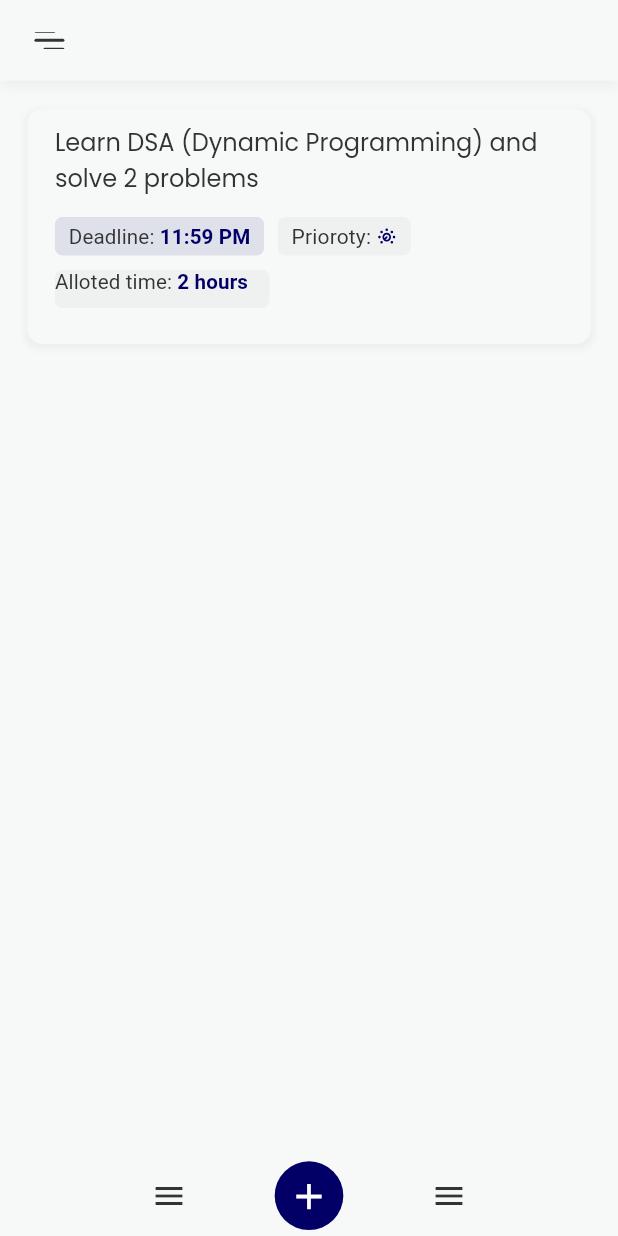
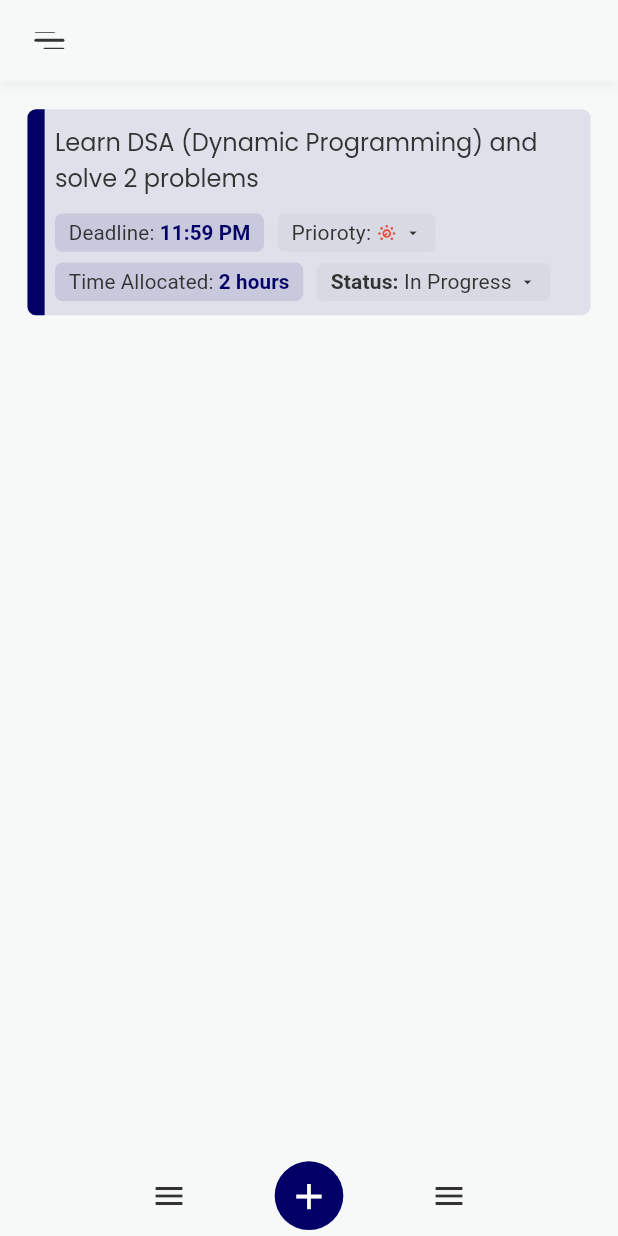
Before and after one commit to davidaodejobi/day-pilot, a Flutter app: the DashBoard screen opened directly, on a phone screen of 412 x 824 dp. Run offline on Flutter 3.47's test engine with Material 2 defaults, Android fonts, the phone set to English and light mode, and no system bars; our stand-ins replace flip_card, flutter_hooks, flutter_screenutil, flutter_svg, hooks_riverpod; generated files the repository leaves out were written again.

Commit message:
feat: dashboard ui checkpoin

```diff
--- a/lib/src/constants/app_colors.dart
+++ b/lib/src/constants/app_colors.dart
@@ -9,4 +9,8 @@ class AppColors {
   static const Color errorColor = Color(0xFFE74C3C);
   static const Color successColor = Color(0xFF2ECC71);
   static const Color warningColor = Color(0xFFF1C40F);
+
+  static const Color lowPriorityColor = Color(0xFF3498DB);
+  static const Color mediumPriorityColor = Color(0xFFE67E22);
+  static const Color highPriorityColor = Color(0xFFE74C3C);
 }
--- a/lib/src/features/dashboard/dashboard.dart
+++ b/lib/src/features/dashboard/dashboard.dart
@@ -85,160 +85,8 @@ class DashBoard extends HookConsumerWidget {
                       )
                     : ListView(
                         padding: EdgeInsets.symmetric(horizontal: 16.w),
-                        children: [
-                          Container(
-                            margin: EdgeInsets.only(top: 16.h),
-                            padding: EdgeInsets.symmetric(
-                                horizontal: 16.w, vertical: 8.h),
-                            decoration: BoxDecoration(
-                              color: AppColors.scaffoldBackgroundColor,
-                              borderRadius: BorderRadius.circular(10),
-                              //shadow
-                              boxShadow: [
-                                BoxShadow(
-                                  color: Colors.grey.withOpacity(0.1),
-                                  spreadRadius: 2,
-                                  blurRadius: 3,
-                                  offset: const Offset(0, 2),
-                                ),
-                              ],
-                            ),
-                            child: Column(
-                              crossAxisAlignment: CrossAxisAlignment.start,
-                              children: [
-                                const Text(
-                                  'Learn DSA (Dynamic Programming) and solve 2 problems',
-                                ),
-                                12.hi,
-                                Wrap(
-                                  spacing: 8.w,
-                                  runSpacing: 8.h,
-                                  children: [
-                                    Container(
-                                      padding: EdgeInsets.symmetric(
-                                          horizontal: 8.w, vertical: 4.h),
-                                      decoration: BoxDecoration(
-                                        color: AppColors.primaryColor
-                                            .withOpacity(0.1),
-                                        borderRadius: BorderRadius.circular(5),
-                                      ),
-                                      child: RichText(
-                                        text: TextSpan(
-                                          text: 'Deadline: ',
-                                          style: Theme.of(context)
-                                              .textTheme
-                                              .titleSmall!
-                                              .copyWith(
-                                                fontSize: 12.sp,
-                                                color: AppColors.textColor,
-                                                fontWeight: FontWeight.w400,
-                                              ),
-                                          children: <TextSpan>[
-                                            TextSpan(
-                                              text: '11:59 PM',
-                                              style: Theme.of(context)
-                                                  .textTheme
-                                                  .titleSmall!
-                                                  .copyWith(
-                                                    fontSize: 12.sp,
-                                                    color:
-                                                        AppColors.primaryColor,
-                                                    fontWeight: FontWeight.w600,
-                                                  ),
-                                            ),
-                                          ],
-                                        ),
-                                      ),
-                                    ),
-                                    Container(
-                                      padding: EdgeInsets.symmetric(
-                                          horizontal: 8.w, vertical: 4.h),
-                                      decoration: BoxDecoration(
-                                        color: AppColors.greyTextColor
-                                            .withOpacity(0.1),
-                                        borderRadius: BorderRadius.circular(5),
-                                      ),
-                                      child: Row(
-                                        mainAxisSize: MainAxisSize.min,
-                                        children: [
-                                          Text(
-                                            'Prioroty: ',
-                                            style: Theme.of(context)
-                                                .textTheme
-                                                .titleSmall!
-                                                .copyWith(
-                                                  color: AppColors.textColor,
-                                                  fontWeight: FontWeight.w400,
-                                                ),
-                                          ),
-                                          SvgPicture.asset(
-                                            "p-low".svg,
-                                            height: 12.h,
-                                            width: 12.w,
-                                            color: AppColors.primaryColor,
-                                          ),
-                                        ],
-                                      ),
-                                    ),
-                                    Stack(
-                                      children: [
-                                        Container(
-                                          padding: EdgeInsets.symmetric(
-                                              horizontal: 8.w, vertical: 4.h),
-                                          decoration: BoxDecoration(
-                                            color: AppColors.greyTextColor
-                                                .withOpacity(0.1),
-                                            borderRadius:
-                                                BorderRadius.circular(5),
-                                          ),
-                                          child: Text(
-                                            '                                   ',
-                                            style: Theme.of(context)
-                                                .textTheme
-                                                .titleSmall!
-                                                .copyWith(
-                                                  color: AppColors.textColor,
-                                                  fontWeight: FontWeight.w400,
-                                                ),
-                                          ),
-                                        ),
-                                        RichText(
-                                          text: TextSpan(
-                                            text: 'Alloted time: ',
-                                            style: Theme.of(context)
-                                                .textTheme
-                                                .titleSmall!
-                                                .copyWith(
-                                                  fontSize: 12.sp,
-                                                  color: AppColors.textColor,
-                                                  fontWeight: FontWeight.w400,
-                                                ),
-                                            children: <TextSpan>[
-                                              TextSpan(
-                                                text: '2 hours',
-                                                style: Theme.of(context)
-                                                    .textTheme
-                                                    .titleSmall!
-                                                    .copyWith(
-                                                      fontSize: 12.sp,
-                                                      color: AppColors
-                                                          .primaryColor,
-                                                      fontWeight:
-                                                          FontWeight.w600,
-                                                    ),
-                                              ),
-                                            ],
-                                          ),
-                                        ),
-                                      ],
-                                    ),
-                                  ],
-                                ),
-                                12.hi,
-                                // Container
-                              ],
-                            ),
-                          ),
+                        children: const [
+                          ColoredStartContainer(),
                         ],
                       ),
               ),
@@ -282,3 +130,202 @@ class DashBoard extends HookConsumerWidget {
     );
   }
 }
+
+class ColoredStartContainer extends StatelessWidget {
+  const ColoredStartContainer({super.key});
+
+  @override
+  Widget build(BuildContext context) {
+    return Container(
+      margin: EdgeInsets.only(top: 16.h),
+      decoration: BoxDecoration(
+        color: AppColors.primaryColor.withOpacity(0.1),
+        borderRadius: BorderRadius.circular(5.r),
+      ),
+      child: CustomPaint(
+        painter: ColoredStartPainter(), // Custom painter for colored start
+        child: Container(
+          padding: EdgeInsets.symmetric(horizontal: 16.w, vertical: 8.h),
+          child: Column(
+            crossAxisAlignment: CrossAxisAlignment.start,
+            children: [
+              const Text(
+                'Learn DSA (Dynamic Programming) and solve 2 problems',
+              ),
+              10.hi,
+              Wrap(
+                spacing: 8.w,
+                runSpacing: 6.h,
+                children: [
+                  Container(
+                    padding:
+                        EdgeInsets.symmetric(horizontal: 8.w, vertical: 4.h),
+                    decoration: BoxDecoration(
+                      color: AppColors.primaryColor.withOpacity(0.1),
+                      borderRadius: BorderRadius.circular(5),
+                    ),
+                    child: RichText(
+                      text: TextSpan(
+                        text: 'Deadline: ',
+                        style: Theme.of(context).textTheme.titleSmall!.copyWith(
+                              fontSize: 12.sp,
+                              color: AppColors.textColor,
+                              fontWeight: FontWeight.w400,
+                            ),
+                        children: <TextSpan>[
+                          TextSpan(
+                            text: '11:59 PM',
+                            style: Theme.of(context)
+                                .textTheme
+                                .titleSmall!
+                                .copyWith(
+                                  fontSize: 12.sp,
+                                  color: AppColors.primaryColor,
+                                  fontWeight: FontWeight.w600,
+                                ),
+                          ),
+                        ],
+                      ),
+                    ),
+                  ),
+                  Container(
+                    padding:
+                        EdgeInsets.symmetric(horizontal: 8.w, vertical: 4.h),
+                    decoration: BoxDecoration(
+                      color: AppColors.greyTextColor.withOpacity(0.1),
+                      borderRadius: BorderRadius.circular(5),
+                    ),
+                    child: Row(
+                      mainAxisSize: MainAxisSize.min,
+                      children: [
+                        Text(
+                          'Prioroty: ',
+                          style:
+                              Theme.of(context).textTheme.titleSmall!.copyWith(
+                                    color: AppColors.textColor,
+                                    fontWeight: FontWeight.w400,
+                                  ),
+                        ),
+                        SvgPicture.asset(
+                          "p-low".svg,
+                          height: 12.h,
+                          width: 12.w,
+                          color: AppColors.highPriorityColor,
+                        ),
+                        4.wi,
+                        const Icon(
+                          Icons.arrow_drop_down,
+                          color: AppColors.textColor,
+                          size: 12,
+                        )
+                      ],
+                    ),
+                  ),
+                  Container(
+                    padding:
+                        EdgeInsets.symmetric(horizontal: 8.w, vertical: 4.h),
+                    decoration: BoxDecoration(
+                      color: AppColors.primaryColor.withOpacity(0.1),
+                      borderRadius: BorderRadius.circular(5),
+                    ),
+                    child: RichText(
+                      text: TextSpan(
+                        text: 'Time Allocated: ',
+                        style: Theme.of(context).textTheme.titleSmall!.copyWith(
+                              fontSize: 12.sp,
+                              color: AppColors.textColor,
+                              fontWeight: FontWeight.w400,
+                            ),
+                        children: <TextSpan>[
+                          TextSpan(
+                            text: '2 hours',
+                            style: Theme.of(context)
+                                .textTheme
+                                .titleSmall!
+                                .copyWith(
+                                  fontSize: 12.sp,
+                                  color: AppColors.primaryColor,
+                                  fontWeight: FontWeight.w600,
+                                ),
+                          ),
+                        ],
+                      ),
+                    ),
+                  ),
+                  Container(
+                    padding:
+                        EdgeInsets.symmetric(horizontal: 8.w, vertical: 4.h),
+                    decoration: BoxDecoration(
+                      color: AppColors.greyTextColor.withOpacity(0.1),
+                      borderRadius: BorderRadius.circular(5),
+                    ),
+                    child: Row(
+                      mainAxisSize: MainAxisSize.min,
+                      children: [
+                        Text(
+                          'Status:',
+                          style:
+                              Theme.of(context).textTheme.titleSmall!.copyWith(
+                                    color: AppColors.textColor,
+                                    fontWeight: FontWeight.w600,
+                                  ),
+                        ),
+                        Text(
+                          ' In Progress',
+                          style:
+                              Theme.of(context).textTheme.titleSmall!.copyWith(
+                                    color: AppColors.textColor,
+                                    fontWeight: FontWeight.w400,
+                                  ),
+                        ),
+                        4.wi,
+                        const Icon(
+                          Icons.arrow_drop_down,
+                          color: AppColors.textColor,
+                          size: 12,
+                        )
+                      ],
+                    ),
+                  ),
+                ],
+              ),
+            ],
+          ),
+        ),
+      ),
+    );
+  }
+}
+
+class ColoredStartPainter extends CustomPainter {
+  final Color color;
+
+  ColoredStartPainter({
+    this.color = AppColors.primaryColor,
+  });
+  @override
+  void paint(Canvas canvas, Size size) {
+    final Paint paint = Paint()..color = color; // Color of the start area
+
+    double cornerRadius = 5.0.r; // Radius for rounded corners
+    final Rect rect =
+        Rect.fromLTRB(0, 0, 10.w, size.height); // Start area dimensions
+
+    // Create a Path and add rounded corners to the top left and bottom left
+    final Path path = Path()
+      ..addRRect(
+        RRect.fromRectAndCorners(
+          rect,
+          topLeft: Radius.circular(cornerRadius),
+          bottomLeft: Radius.circular(cornerRadius),
+        ),
+      );
+
+    canvas.drawPath(path, paint);
+  }
+
+  @override
+  bool shouldRepaint(covariant CustomPainter oldDelegate) {
+    return false; // The painting doesn't change
+  }
+}
```
Also changed, not shown: lib/src/common_widgets/dash.dart (added, +92 -0 lines).
